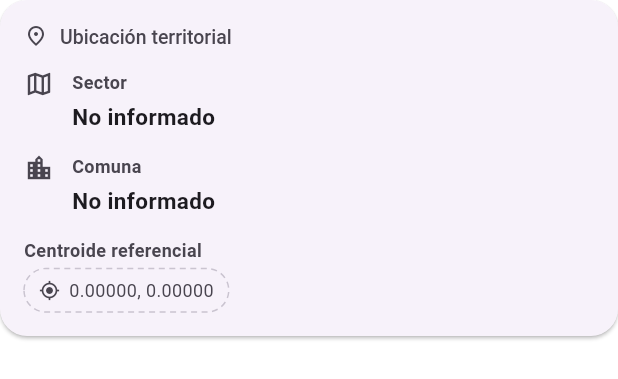
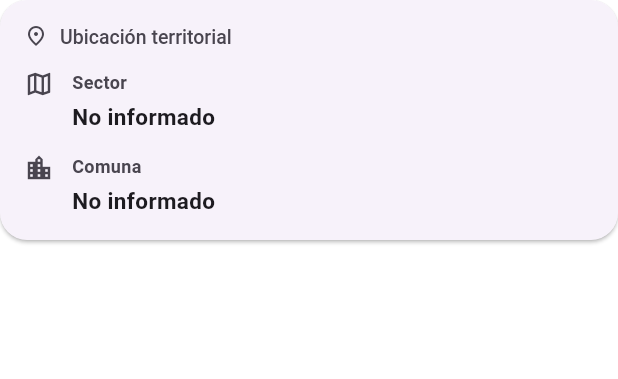
Before and after one commit to ScottCSC/Chagas, a Flutter app: the _BloqueUbicacionTerritorial widget shown alone on an empty page, opened directly with empty values, on a phone screen of 412 x 824 dp. Shown: the top 379 px of the screen. Run offline on Flutter 3.47's test engine with Material 3 defaults, Android fonts, the phone set to English and light mode, and no system bars; our stand-ins replace connectivity_plus, flutter_dotenv, google_fonts, pdf, printing, supabase_flutter; accounts and stored records are empty.

Commit message:
fix(epi): ajustes de detalle, PDF y dialog de observación
- Muestra fecha de nacimiento en datos del caso y en el PDF exportado.
- Unifica ocupación sin dato como No informa; oculta centroide en UI y PDF.
- Corrige actions del dialog de observación en móvil con Builder y MediaQuery.

Co-authored-by: Cursor <cursoragent@cursor.com>

```diff
--- a/lib/screens/detalle_caso_screen.dart
+++ b/lib/screens/detalle_caso_screen.dart
@@ -742,14 +742,51 @@ class _DetalleCasoScreenState extends State<DetalleCasoScreen> {
             ),
           ),
           actions: [
+            Builder(
+              builder: (ctx) {
+                final ancho = MediaQuery.of(ctx).size.width;
+                if (ancho < 500) {
+                  return SizedBox(
+                    width: double.maxFinite,
+                    child: Column(
+                      mainAxisSize: MainAxisSize.min,
+                      crossAxisAlignment: CrossAxisAlignment.stretch,
+                      children: [
+                        ElevatedButton(
+                          onPressed: () => Navigator.pop(
+                            dialogContext,
+                            controller.text.trim(),
+                          ),
+                          child: const Text('Guardar observación'),
+                        ),
+                        const SizedBox(height: 8),
                         TextButton(
                           onPressed: () => Navigator.pop(dialogContext),
                           child: const Text('Cancelar'),
                         ),
+                      ],
+                    ),
+                  );
+                }
+                return Row(
+                  mainAxisAlignment: MainAxisAlignment.end,
+                  mainAxisSize: MainAxisSize.min,
+                  children: [
+                    TextButton(
+                      onPressed: () => Navigator.pop(dialogContext),
+                      child: const Text('Cancelar'),
+                    ),
+                    const SizedBox(width: 8),
                     ElevatedButton(
-              onPressed: () =>
-                  Navigator.pop(dialogContext, controller.text.trim()),
+                      onPressed: () => Navigator.pop(
+                        dialogContext,
+                        controller.text.trim(),
+                      ),
                       child: const Text('Guardar observación'),
+                    ),
+                  ],
+                );
+              },
             ),
           ],
         );
@@ -971,7 +1008,7 @@ class _DetalleCasoScreenState extends State<DetalleCasoScreen> {
                                   DropdownMenuItem<String>(
                                     value: null,
                                     child: Text(
-                                      'No informado',
+                                      'No informa',
                                       style: TextStyle(
                                         fontStyle: FontStyle.italic,
                                         color: cs.onSurfaceVariant,
@@ -1168,21 +1205,12 @@ class _DetalleCasoScreenState extends State<DetalleCasoScreen> {
     final estadoLabel =
         EpidemiologiaUi.getEstadoCasoLabel(caso.estadoActual ?? '');
     final generoLabel = EpidemiologiaUi.generoLabelEpi(caso.genero);
-    final edad = edadEfectivaCaso(caso);
-    final edadStr =
-        edad == null ? 'No informado' : '$edad ${edad == 1 ? 'año' : 'años'}';
     final sectorNombre = sector?.nombreSector ?? 'No informado';
     final comuna = sector?.comuna ?? 'No informado';
     final contactosStr =
         caso.numeroContactos != null ? '${caso.numeroContactos}' : '0';
     final observacionRaw = (caso.observacionGeneral ?? '').trim();
     final ahora = DateTime.now();
-    final centroideStr = (sector != null &&
-            sector.latitudCentroide != null &&
-            sector.longitudCentroide != null)
-        ? '${sector.latitudCentroide!.toStringAsFixed(5)}, '
-            '${sector.longitudCentroide!.toStringAsFixed(5)}'
-        : 'No informado';
 
     const PdfColor brandBlue = PdfColor.fromInt(0xFF2563EB);
     const PdfColor textPrimary = PdfColor.fromInt(0xFF2C2C2A);
@@ -1394,7 +1422,7 @@ class _DetalleCasoScreenState extends State<DetalleCasoScreen> {
               sectionLabel('Datos epidemiológicos'),
               gridTwo([
                 field('Género', generoLabel),
-                field('Edad calculada', edadStr),
+                field('Fecha de nacimiento', fmtDia(caso.fechaNacimiento)),
                 field('Ocupación', value(caso.ocupacion)),
                 field('Número de contactos', contactosStr),
               ]),
@@ -1405,8 +1433,6 @@ class _DetalleCasoScreenState extends State<DetalleCasoScreen> {
               gridTwo([
                 field('Sector territorial', sectorNombre),
                 field('Comuna', comuna),
-                field('Centroide ref.', centroideStr),
-                pw.SizedBox(),
               ]),
               pw.SizedBox(height: 4),
               pw.Text(
@@ -2232,10 +2258,12 @@ class _DatosCasoGrid extends StatelessWidget {
 
   @override
   Widget build(BuildContext context) {
-    final edadStr = () {
-      final e = edadEfectivaCaso(caso);
-      if (e == null) return '';
-      return '$e ${e == 1 ? 'año' : 'años'}';
+    final fechaNacStr = () {
+      final f = caso.fechaNacimiento;
+      if (f == null) return '';
+      final l = f.toLocal();
+      return '${l.day.toString().padLeft(2, '0')}/'
+          '${l.month.toString().padLeft(2, '0')}/${l.year}';
     }();
     final contactosStr =
         caso.numeroContactos != null ? '${caso.numeroContactos}' : '';
@@ -2252,8 +2280,8 @@ class _DatosCasoGrid extends StatelessWidget {
       ),
       _MiniCampo(
         icon: Icons.cake_outlined,
-        label: 'Edad',
-        value: edadStr,
+        label: 'Fecha de nacimiento',
+        value: fechaNacStr,
       ),
       _MiniCampo(
         icon: Icons.work_outline,
@@ -2406,30 +2434,6 @@ class _BloqueUbicacionTerritorial extends StatelessWidget {
                 label: 'Comuna',
                 value: s.comuna,
               ),
-              if (s.latitudCentroide != null &&
-                  s.longitudCentroide != null)
-                Align(
-                  alignment: Alignment.centerLeft,
-                  child: Column(
-                    crossAxisAlignment: CrossAxisAlignment.start,
-                    children: [
-                      Text(
-                        'Centroide referencial',
-                        style: TextStyle(
-                          fontSize: 12,
-                          fontWeight: FontWeight.w600,
-                          color: cs.onSurfaceVariant,
-                        ),
-                      ),
-                      const SizedBox(height: 4),
-                      _DashedChip(
-                        icon: Icons.my_location,
-                        text:
-                            '${s.latitudCentroide!.toStringAsFixed(5)}, ${s.longitudCentroide!.toStringAsFixed(5)}',
-                      ),
-                    ],
-                  ),
-                ),
             ],
           ],
         ),
@@ -2437,82 +2441,6 @@ class _BloqueUbicacionTerritorial extends StatelessWidget {
       ],
     );
   }
-}
-
-class _DashedChip extends StatelessWidget {
-  final IconData icon;
-  final String text;
-
-  const _DashedChip({required this.icon, required this.text});
-
-  @override
-  Widget build(BuildContext context) {
-    final cs = Theme.of(context).colorScheme;
-    final fg = cs.onSurfaceVariant;
-    return CustomPaint(
-      painter: _DashedRoundedBorderPainter(color: cs.outlineVariant),
-      child: Padding(
-        padding: const EdgeInsets.symmetric(horizontal: 10, vertical: 6),
-        child: Row(
-          mainAxisSize: MainAxisSize.min,
-          children: [
-            Icon(icon, size: 14, color: fg),
-            const SizedBox(width: 6),
-            Text(
-              text,
-              style: TextStyle(fontSize: 12, color: fg),
-            ),
-          ],
-        ),
-      ),
-    );
-  }
-}
-
-class _DashedRoundedBorderPainter extends CustomPainter {
-  final Color color;
-
-  static const double _radius = 999;
-  static const double _dashWidth = 4;
-  static const double _dashGap = 3;
-  static const double _strokeWidth = 1;
-
-  _DashedRoundedBorderPainter({required this.color});
-
-  @override
-  void paint(Canvas canvas, Size size) {
-    final r =
-        _radius > size.shortestSide / 2 ? size.shortestSide / 2 : _radius;
-    final rrect = RRect.fromRectAndRadius(
-      Offset.zero & size,
-      Radius.circular(r),
-    );
-    final source = Path()..addRRect(rrect);
-    final dashed = _dashPath(source);
-    final paint = Paint()
-      ..color = color
-      ..strokeWidth = _strokeWidth
-      ..style = PaintingStyle.stroke;
-    canvas.drawPath(dashed, paint);
-  }
-
-  static Path _dashPath(Path source) {
-    final dest = Path();
-    for (final metric in source.computeMetrics()) {
-      double distance = 0;
-      while (distance < metric.length) {
-        final next = distance + _dashWidth;
-        final end = next > metric.length ? metric.length : next;
-        dest.addPath(metric.extractPath(distance, end), Offset.zero);
-        distance = next + _dashGap;
-      }
-    }
-    return dest;
-  }
-
-  @override
-  bool shouldRepaint(covariant _DashedRoundedBorderPainter old) =>
-      old.color != color;
 }
 
 // ────────────────────────────────────────────────────────────────────────────
--- a/lib/screens/nuevo_caso_screen.dart
+++ b/lib/screens/nuevo_caso_screen.dart
@@ -868,7 +868,7 @@ class _NuevoCasoScreenState extends State<NuevoCasoScreen> {
                               DropdownMenuItem<String>(
                                 value: null,
                                 child: Text(
-                                  'No informado',
+                                  'No informa',
                                   style: GoogleFonts.inter(
                                     fontSize: 16,
                                     fontStyle: FontStyle.italic,
```
Lines whose indentation alone changed are shown as unchanged.
